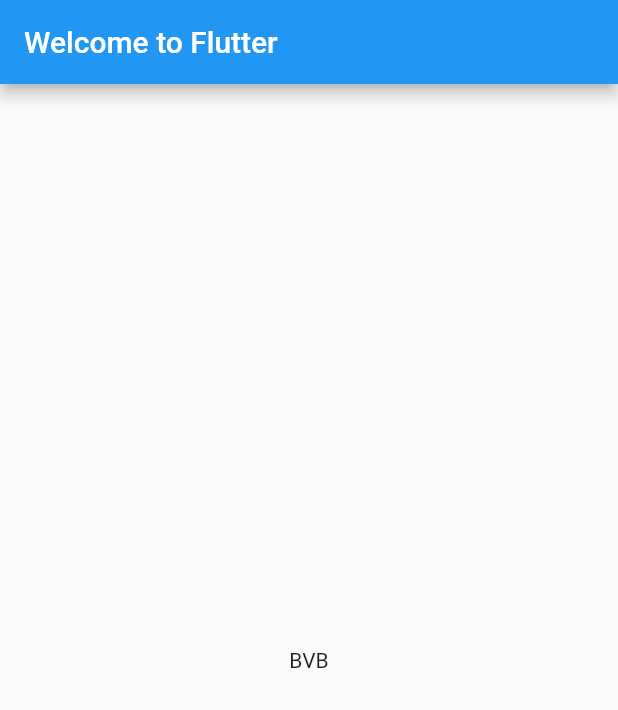
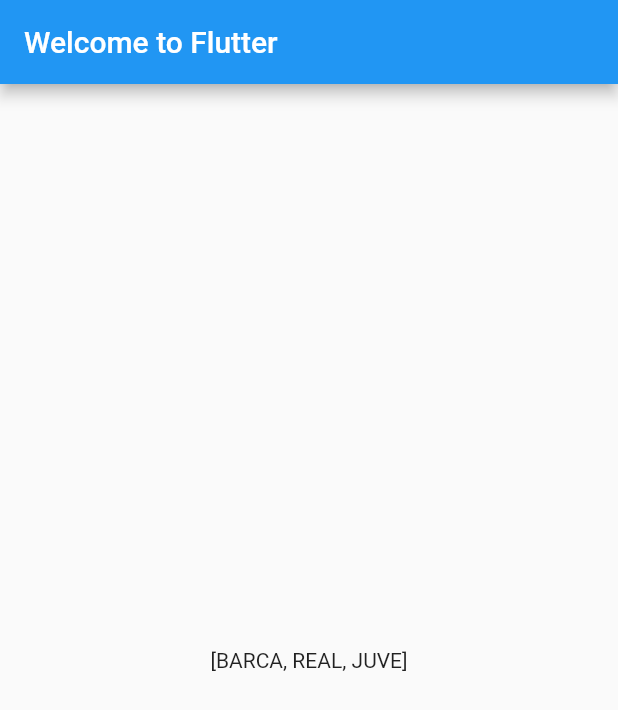
Before and after one commit to mdziardziel/random-clubs, a Flutter app: the screen it shows after launch, on a phone screen of 412 x 824 dp. Shown: the top 710 px of the screen. Run offline on Flutter 3.47's test engine with Material 2 defaults, Android fonts, the phone set to English and light mode, and no system bars.

Commit message:
shuffled teams

```diff
--- a/lib/main.dart
+++ b/lib/main.dart
@@ -3,13 +3,11 @@
 // found in the LICENSE file.
 
 import 'package:flutter/material.dart';
-import "dart:math";
-
-final _random = new Random();
 
 final teams = ['BVB', 'PSG', 'JUVE', 'REAL', 'BARCA'];
+final players = ['Tomek', 'Maciek', 'Antek'];
 
-String randomTeam() => teams[_random.nextInt(teams.length)];
+List<String> shuffledTeams() => (teams.toList()..shuffle()).take(players.length).toList();
 
 void main() => runApp(MyApp());
 
@@ -23,7 +21,7 @@ class MyApp extends StatelessWidget {
           title: Text('Welcome to Flutter'),
         ),
         body: Center(
-          child: Text(randomTeam()),
+          child: Text(shuffledTeams().toString()),
         ),
       ),
     );
```
